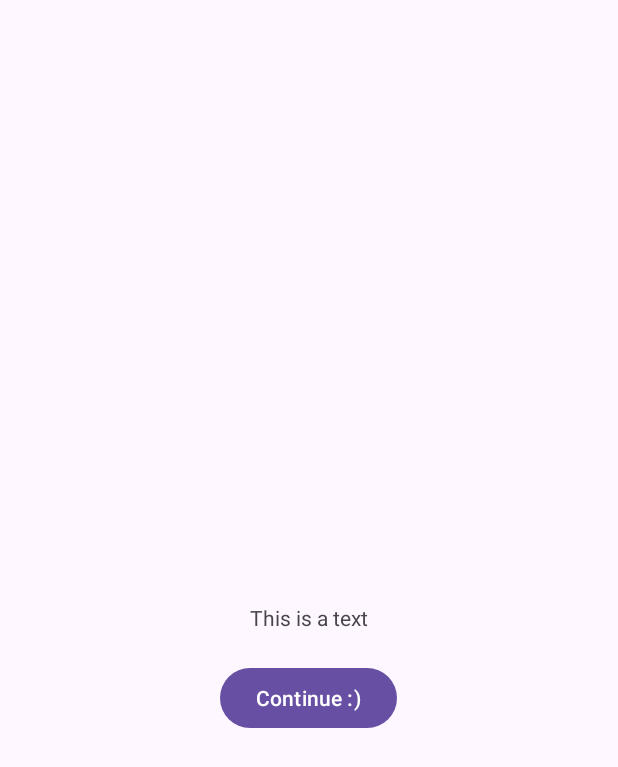
After one commit to Temii-mp3/Uplifty, an Android app: the layout activity_welcome_page.xml on its own in the app's theme, with its tools: preview values and no code run, on a phone screen of 412 x 824 dp. The commit adds this screen. Shown: the top 767 px of the screen. Run offline under Robolectric (Android 15) with nearby library versions, the phone set to English and light mode, and no system bars.

Commit message:
added welcome page and dashboard.

```diff
--- a/uplifty/app/src/main/AndroidManifest.xml
+++ b/uplifty/app/src/main/AndroidManifest.xml
@@ -13,6 +13,12 @@
         android:theme="@style/Theme.Uplifty"
         tools:targetApi="31">
         <activity
+            android:name=".dashboard"
+            android:exported="false" />
+        <activity
+            android:name=".welcomePage"
+            android:exported="false" />
+        <activity
             android:name=".MainActivity"
             android:exported="true">
             <intent-filter>
--- /dev/null
+++ b/uplifty/app/src/main/res/layout/activity_welcome_page.xml
@@ -0,0 +1,26 @@
+<?xml version="1.0" encoding="utf-8"?>
+<RelativeLayout xmlns:android="http://schemas.android.com/apk/res/android"
+    xmlns:app="http://schemas.android.com/apk/res-auto"
+    xmlns:tools="http://schemas.android.com/tools"
+    android:layout_width="match_parent"
+    android:layout_height="match_parent"
+    tools:context=".welcomePage">
+
+
+    <TextView
+        android:id="@+id/text_greet"
+        android:layout_width="wrap_content"
+        android:layout_height="wrap_content"
+        android:layout_centerInParent="true"
+        android:text="This is a text"/>
+
+    <Button
+        android:layout_marginTop="20dp"
+        android:layout_width="wrap_content"
+        android:layout_height="wrap_content"
+        android:layout_below="@id/text_greet"
+        android:layout_centerInParent="true"
+        android:text="Continue :)"
+        android:id="@+id/goToDashBoard"/>
+
+</RelativeLayout>
```
Also changed, not shown: uplifty/app/src/main/java/com/example/uplifty/MainActivity.java (+12 -1 lines), uplifty/app/src/main/java/com/example/uplifty/dashboard.java (added, +14 -0 lines), uplifty/app/src/main/java/com/example/uplifty/welcomePage.java (added, +42 -0 lines), uplifty/app/src/main/res/layout/activity_dashboard.xml (added, +9 -0 lines), uplifty/app/src/main/res/layout/activity_main.xml (+8 -8 lines).
